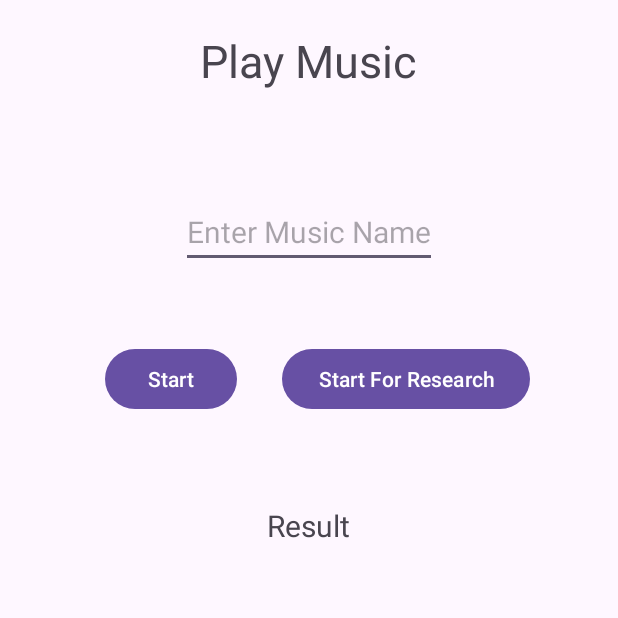
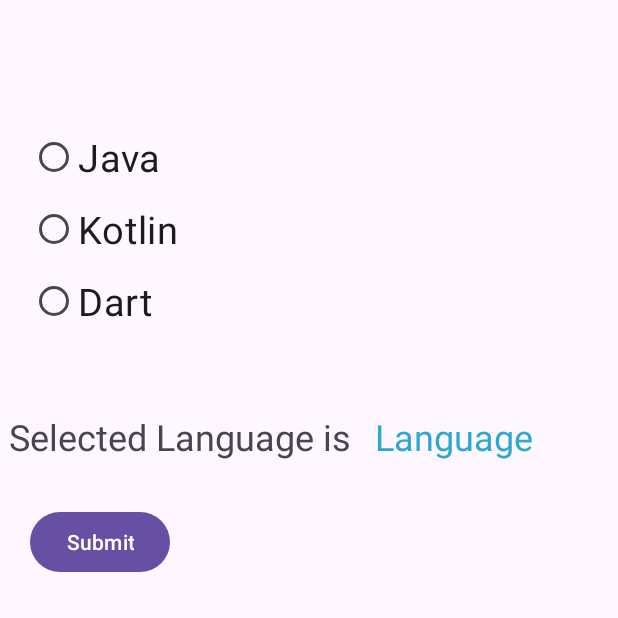
Before and after one commit to phyo-105438/Android-Learning-Package, an Android app: the DataTransferMain screen opened directly, with no data from a screen before it, after a tap on "Start For Research", on a phone screen of 412 x 824 dp, the top half of it. Run offline under Robolectric (Android 15) with nearby library versions, the light colour scheme and no system bars.

Commit message:
Android Practise

```diff
--- a/app/src/main/java/com/example/androidpractise/DataTransferMain.java
+++ b/app/src/main/java/com/example/androidpractise/DataTransferMain.java
@@ -17,6 +17,7 @@ public class DataTransferMain extends AppCompatActivity {
     public Button btn_1, btn_2;
     public TextView play , result;
     public MediaPlayer mediaPlayer;
+
     @Override
     protected void onCreate(@Nullable Bundle savedInstanceState) {
         super.onCreate(savedInstanceState);
@@ -35,28 +36,40 @@ public class DataTransferMain extends AppCompatActivity {
     }
 
     public void clickBtn(){
-        String value = editText.getText().toString();
+
         play.setOnClickListener(v -> {
             mediaPlayer.start();
         });
 
         btn_1.setOnClickListener(v -> {
+            String value = editText.getText().toString();
             //Parsing value to another activity
             Intent i = new Intent(DataTransferMain.this,GetData.class);
             Bundle bundle = new Bundle();
-            bundle.putString("Ezzie",value);
+            bundle.putString("Android",value);
             i.putExtras(bundle);
             startActivity(i);
         });
 
         btn_2.setOnClickListener(v -> {
-
+            String value = editText.getText().toString();
+            Intent intent = new Intent(DataTransferMain.this, GetData.class);
+            Bundle bundle = new Bundle();
+            bundle.putString("Android",value);
+            intent.putExtras(bundle);
+            startActivityForResult(intent,0);
         });
     }
+
 
     @Override
     protected void onPause() {
         super.onPause();
         mediaPlayer.pause();
     }
+
+    @Override
+    protected void onActivityResult(int requestCode, int resultCode, @Nullable Intent data) {
+        super.onActivityResult(requestCode, resultCode, data);
+    }
 }
--- a/app/src/main/java/com/example/androidpractise/GetData.java
+++ b/app/src/main/java/com/example/androidpractise/GetData.java
@@ -1,6 +1,8 @@
 package com.example.androidpractise;
 
+import android.content.Intent;
 import android.os.Bundle;
+import android.view.View;
 import android.widget.Button;
 import android.widget.RadioGroup;
 import android.widget.TextView;
@@ -13,6 +15,7 @@ public class GetData extends AppCompatActivity {
     public TextView txt, title;
 
     public Bundle bundle;
+    TextView java, kotlin , dart;
 
     @Override
     protected void onCreate(@Nullable Bundle savedInstanceState) {
@@ -20,15 +23,10 @@ public class GetData extends AppCompatActivity {
         setContentView(R.layout.get_data);
         init();
         bundle = getIntent().getExtras();
-        if(!(bundle == null)){
-            String value = bundle.getString("Ezzie");
-            if(!(value == null)){
-                title.setText(value);
-            }
-        }
-
-
-
+        String value = bundle.getString("Android");
+        title.setText(value);
+        radio();
+        clickSubmit();
     }
 
     private void init(){
@@ -36,6 +34,45 @@ public class GetData extends AppCompatActivity {
         submit = findViewById(R.id.btn);
         txt = findViewById(R.id.txt);
         title = findViewById(R.id.title);
+        java = findViewById(R.id.java);
+        kotlin = findViewById(R.id.kotlin);
+        dart = findViewById(R.id.dart);
+
 
     }
+
+    public void radio(){
+        radioGroup.setOnCheckedChangeListener(new RadioGroup.OnCheckedChangeListener() {
+            @Override
+            public void onCheckedChanged(RadioGroup group, int checkedId) {
+
+                if (checkedId == R.id.java) {
+                    txt.setText("Java");
+                }
+                else if(checkedId == R.id.kotlin){
+                    txt.setText("Kotlin");
+                }
+                else if(checkedId == R.id.dart){
+                    txt.setText("Dart");
+                }
+
+            }
+        });
+    }
+
+    public void clickSubmit(){
+        submit.setOnClickListener(new View.OnClickListener() {
+            @Override
+            public void onClick(View v) {
+                String value = txt.getText().toString();
+                Intent intent = new Intent(GetData.this , DataTransferMain.class);
+                Bundle bundle = new Bundle();
+                bundle.putString("Android",value);
+                intent.putExtras(bundle);
+                setResult(RESULT_OK,intent);
+                finish();
+            }
+        });
+    }
+
 }
--- a/app/src/main/res/layout/get_data.xml
+++ b/app/src/main/res/layout/get_data.xml
@@ -20,7 +20,7 @@
         android:layout_marginTop="30dp">
 
         <RadioButton
-
+            android:id="@+id/java"
             android:layout_width="wrap_content"
             android:layout_height="wrap_content"
             android:text="Java"
@@ -28,7 +28,7 @@
             android:layout_marginLeft="20dp"/>
 
         <RadioButton
-
+            android:id="@+id/kotlin"
             android:layout_width="wrap_content"
             android:layout_height="wrap_content"
             android:text="Kotlin"
@@ -36,7 +36,7 @@
             android:layout_marginLeft="20dp"/>
 
         <RadioButton
-
+            android:id="@+id/dart"
             android:layout_width="wrap_content"
             android:layout_height="wrap_content"
             android:text="Dart"
@@ -49,7 +49,7 @@
         android:id="@id/btn"
         android:layout_width="wrap_content"
         android:layout_height="wrap_content"
-        android:layout_below="@id/radioGP"
+        android:layout_below="@id/selected"
         android:layout_marginTop="30dp"
         android:layout_marginLeft="20dp"
         android:text="Submit"
@@ -62,7 +62,7 @@
         android:layout_below="@id/radioGP"
         android:text=" Selected Language is "
         android:textSize="24dp"
-        android:layout_marginTop="100dp"/>
+        android:layout_marginTop="50dp"/>
 
     <TextView
         android:id="@id/txt"
```
